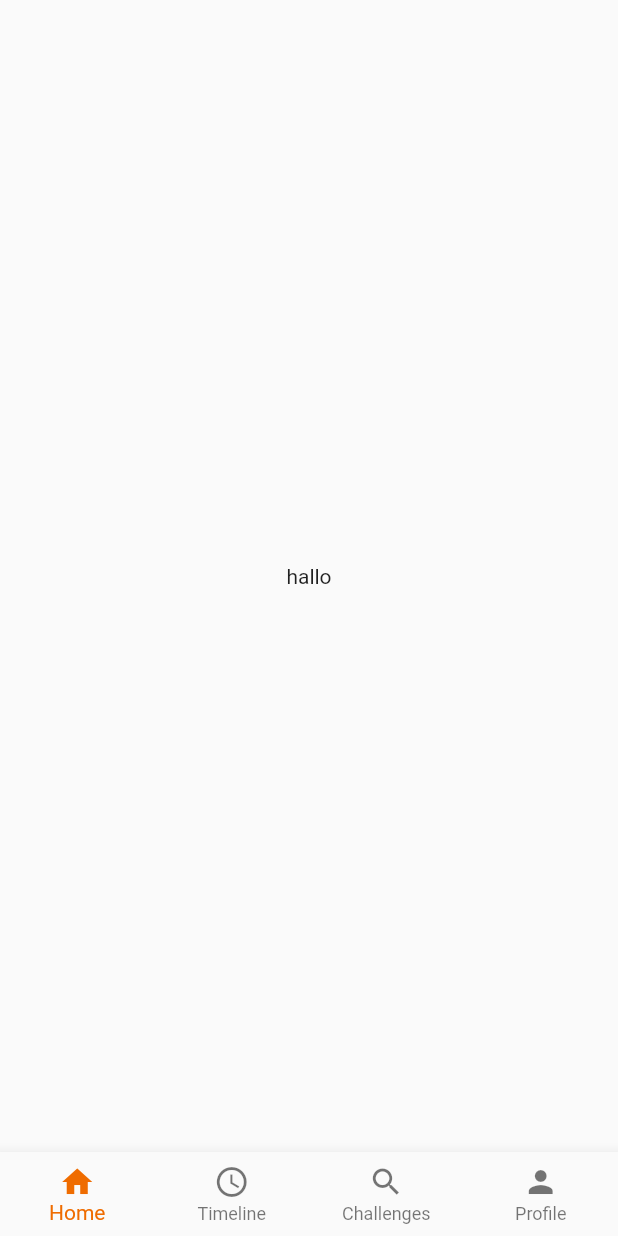
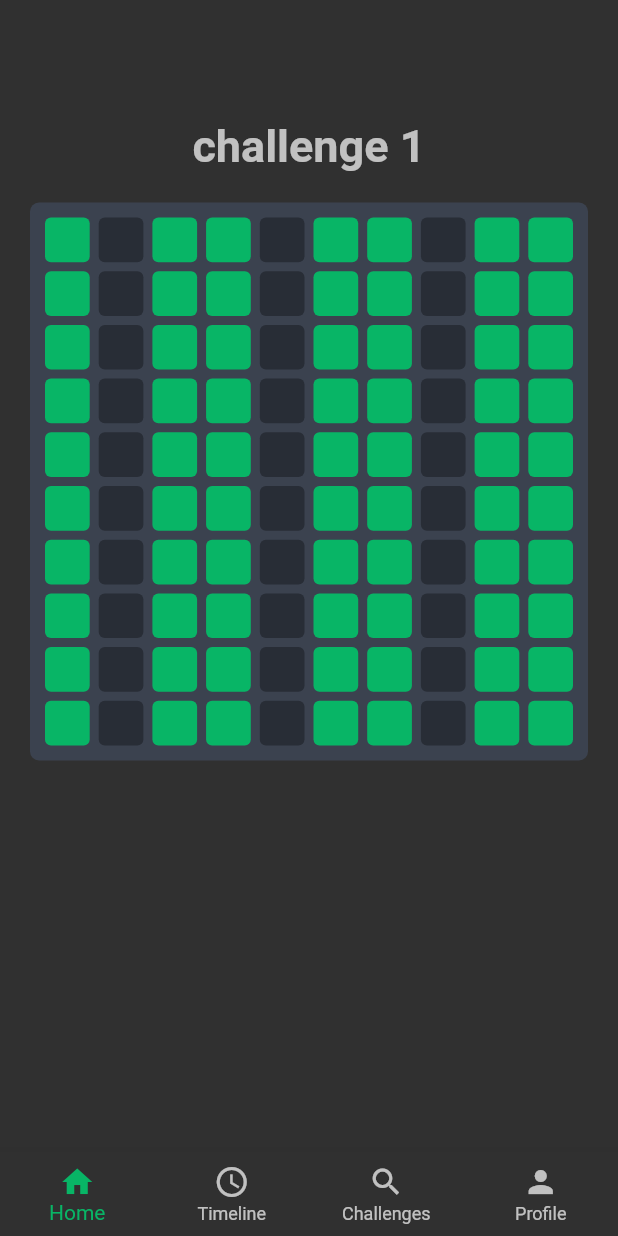
Before and after one commit to Hiebeler/lawof100-frontend, a Flutter app: the screen it shows after launch, on a phone screen of 412 x 824 dp. Run offline on Flutter 3.47's test engine with Material 2 defaults, Android fonts, the light colour scheme and no system bars; Roboto replaces fonts that are missing (Arial, Hind).

Commit message:
Designed Grid and feed page

```diff
--- /dev/null
+++ b/lib/components/grid.dart
@@ -0,0 +1,34 @@
+import 'package:flutter/material.dart';
+
+class Grid extends StatelessWidget {
+  var gridList = [];
+
+  Grid({Key? key, required this.gridList}) : super(key: key);
+
+  @override
+  Widget build(BuildContext context) {
+    return Container(
+      decoration: BoxDecoration(
+          color: Color.fromRGBO(59, 66, 79, 1.0),
+          borderRadius: BorderRadius.all(Radius.circular(6.0))),
+      child: GridView(
+        shrinkWrap: true,
+        padding: EdgeInsets.all(10),
+        gridDelegate: const SliverGridDelegateWithFixedCrossAxisCount(
+            crossAxisCount: 10, crossAxisSpacing: 6, mainAxisSpacing: 6),
+        children: [
+          ...(gridList.map((e) {
+            return (Container(
+              decoration: BoxDecoration(
+                color: e == 1
+                    ? Color.fromRGBO(8, 181, 102, 1.0)
+                    : Color.fromRGBO(40, 45, 54, 1.0),
+                borderRadius: BorderRadius.all(Radius.circular(4.0)),
+              ),
+            ));
+          }))
+        ],
+      ),
+    );
+  }
+}
--- /dev/null
+++ b/lib/feed.dart
@@ -0,0 +1,29 @@
+import 'package:flutter/material.dart';
+import 'package:lawof100/components/grid.dart';
+
+class Feed extends StatefulWidget {
+  const Feed({Key? key}) : super(key: key);
+
+  @override
+  State<Feed> createState() => _FeedState();
+}
+
+class _FeedState extends State<Feed> {
+  @override
+  Widget build(BuildContext context) {
+    return Container(child: Padding(
+      padding: EdgeInsets.all(20),
+      child: Column(
+        children: [
+          Padding(
+              padding: EdgeInsets.only(top: 60),
+              child: Center(
+                child: Text("challenge 1", style: Theme.of(context).textTheme.headline1,),
+              ),),
+          Padding(padding: EdgeInsets.only(top:20), child: Grid(gridList: const [1,0,1,1,0,1,1,0,1,1,1,0,1,1,0,1,1,0,1,1,1,0,1,1,0,1,1,0,1,1,1,0,1,1,0,1,1,0,1,1,1,0,1,1,0,1,1,0,1,1,1,0,1,1,0,1,1,0,1,1,1,0,1,1,0,1,1,0,1,1,1,0,1,1,0,1,1,0,1,1,1,0,1,1,0,1,1,0,1,1,1,0,1,1,0,1,1,0,1,1,]),)
+
+        ],
+      ),
+    ),);
+  }
+}
--- a/lib/home.dart
+++ b/lib/home.dart
@@ -1,4 +1,5 @@
 import 'package:flutter/material.dart';
+import 'package:lawof100/feed.dart';
 import 'package:lawof100/profile.dart';
 import 'package:lawof100/publicChallenges.dart';
 import 'package:lawof100/timeline.dart';
@@ -13,28 +14,12 @@ class Home extends StatefulWidget {
 class _HomeState extends State<Home> {
 
   int navigationBarIndex = 0;
-  Widget test = Profile();
-
-  void navigateToScreens(siteIndex) {
-    switch(siteIndex) {
-      case 0:
-        test = Profile();
-        break;
-      case 1:
-        test = Timeline();
-        break;
-      case 2:
-        test = PublicChallenges();
-        break;
-      case 3:
-        test = Profile();
-    }
-  }
+  var sites = [Feed(), Timeline(), PublicChallenges(), Profile()];
 
   @override
   Widget build(BuildContext context) {
     return Scaffold(
-      body: test,
+      body: sites[navigationBarIndex],
       bottomNavigationBar: BottomNavigationBar(
         type: BottomNavigationBarType.fixed,
         currentIndex: navigationBarIndex,
@@ -43,7 +28,6 @@ class _HomeState extends State<Home> {
             navigationBarIndex = index;
           }
           );
-          navigateToScreens(index);
         },
         items: const <BottomNavigationBarItem>[
           BottomNavigationBarItem(
--- a/lib/main.dart
+++ b/lib/main.dart
@@ -21,21 +21,21 @@ class _MainState extends State<Main> {
       initialRoute: '/',
       routes: {
         '/': (context) => const Home(),
-        '/profile': (context) => const Profile(),
-        '/timeline': (context) => const Timeline(),
       },
       theme: ThemeData(
         // Define the default brightness and colors.
-        brightness: Brightness.light,
-        primaryColor: Colors.orange[800],
+        brightness: Brightness.dark,
+        primaryColor: Color.fromRGBO(8, 181, 102, 1.0),
+        backgroundColor: Color.fromRGBO(42, 46, 55, 1.0),
+
 
         // Define the default font family.
-        fontFamily: 'Georgia',
+        fontFamily: 'Arial',
 
         // Define the default TextTheme. Use this to specify the default
         // text styling for headlines, titles, bodies of text, and more.
         textTheme: const TextTheme(
-          headline1: TextStyle(fontSize: 72.0, fontWeight: FontWeight.bold),
+          headline1: TextStyle(fontSize: 30.0, fontWeight: FontWeight.bold),
           headline6: TextStyle(fontSize: 36.0, fontStyle: FontStyle.italic),
           bodyText2: TextStyle(fontSize: 14.0, fontFamily: 'Hind'),
         ),
```
